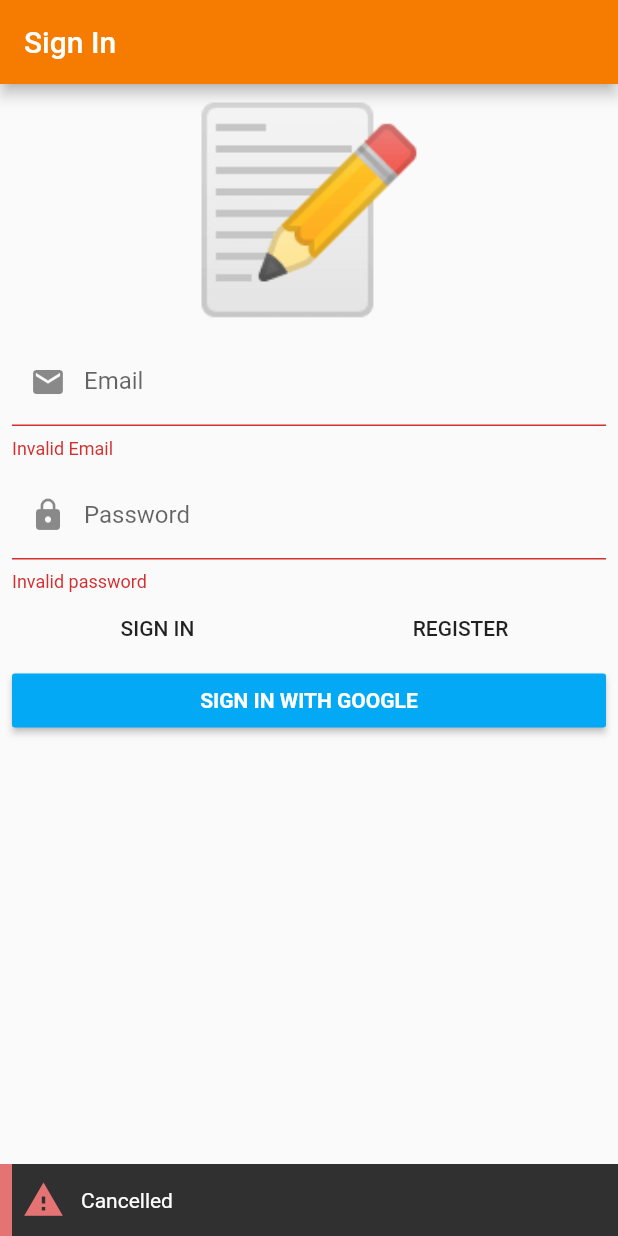
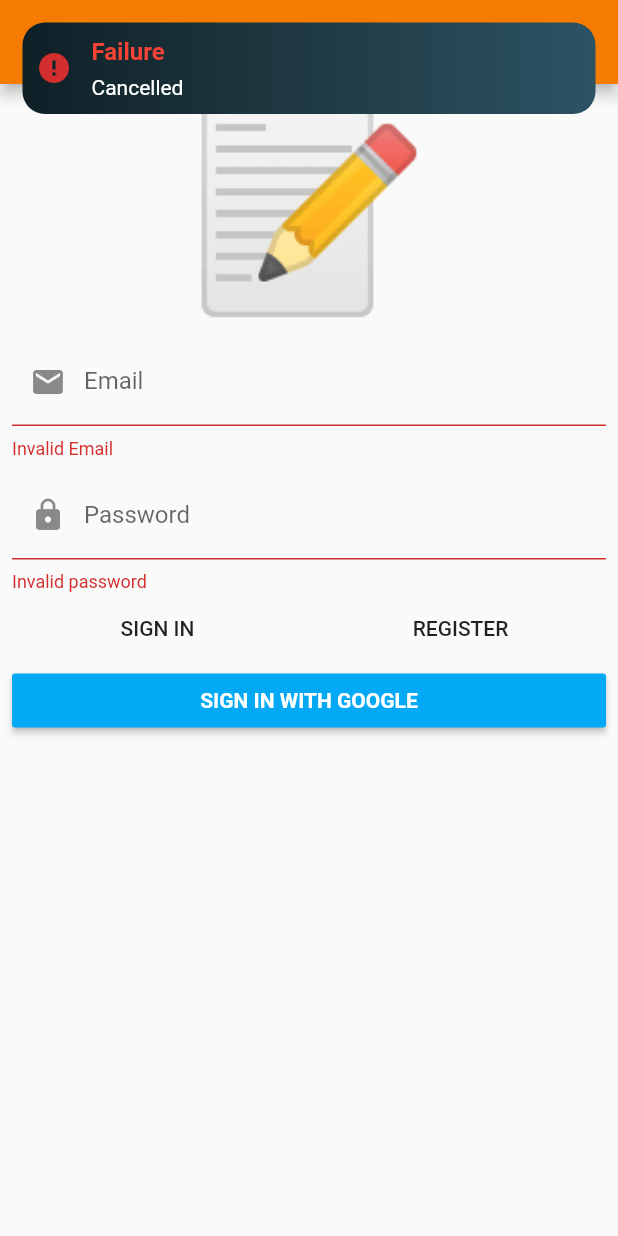
Before and after one commit to Xezolpl/Workout-Manager, a Flutter app: the screen it shows after launch, after a tap on "SIGN IN", after a tap on "SIGN IN WITH GOOGLE", on a phone screen of 412 x 824 dp. Run offline on Flutter 3.47's test engine with Material 2 defaults, Android fonts, the phone set to English and light mode, and no system bars; our stand-ins replace auto_route, bloc, cloud_firestore, dartz, firebase_auth, flushbar and 7 more; accounts and stored records are empty; generated files the repository leaves out were written again.

Commit message:
Flushbars connected to the errors;

```diff
--- a/lib/presentation/pages/exercise_form/exercise_form_page.dart
+++ b/lib/presentation/pages/exercise_form/exercise_form_page.dart
@@ -7,6 +7,7 @@ import 'package:workout_manager/injection.dart';
 import 'package:workout_manager/presentation/bloc/exercise_form/exercise_form_bloc.dart';
 import 'package:workout_manager/presentation/pages/exercise_form/widgets/exercise_form_scaffold.dart';
 import 'package:workout_manager/presentation/routes/router.gr.dart';
+import 'package:workout_manager/presentation/util/flushbars.dart';
 
 class ExerciseFormPage extends StatelessWidget {
   final Exercise editedExercise;
@@ -25,7 +26,7 @@ class ExerciseFormPage extends StatelessWidget {
           listener: (context, state) {
             state.saveFailureOrSuccessOption.fold(() {}, (either) {
               either.fold(
-                  (failure) => FlushbarHelper.createError(
+                  (failure) => Flushbars.createFailure(
                           message: failure.map(
                             unexpected: (_) =>
                                 'Totally unexpected error. Please contact our support. Thank you.',
--- a/lib/presentation/pages/sign_in/sign_in_form.dart
+++ b/lib/presentation/pages/sign_in/sign_in_form.dart
@@ -6,6 +6,7 @@ import 'package:workout_manager/domain/core/regex_validators.dart';
 import 'package:workout_manager/presentation/bloc/auth/auth_bloc.dart';
 import 'package:workout_manager/presentation/bloc/sign_in/sign_in_bloc.dart';
 import 'package:workout_manager/presentation/routes/router.gr.dart';
+import 'package:workout_manager/presentation/util/flushbars.dart';
 
 class SignInForm extends StatelessWidget {
   const SignInForm({Key key}) : super(key: key);
@@ -16,7 +17,7 @@ class SignInForm extends StatelessWidget {
       listener: (context, state) {
         state.authFailureOrSuccessOption.fold(() {}, (either) {
           either.fold((lFailure) {
-            FlushbarHelper.createError(
+            Flushbars.createFailure(
               message: lFailure.map(
                 cancelledByUser: (_) => 'Cancelled',
                 serverError: (_) => 'Server error',
--- a/lib/presentation/pages/workout/workout_page.dart
+++ b/lib/presentation/pages/workout/workout_page.dart
@@ -39,6 +39,11 @@ class WorkoutPage extends StatelessWidget {
           context
               .bloc<WorkoutWatcherBloc>()
               .add(WorkoutWatcherEvent.update(selectedWorkout));
+
+          if (state.showErrorMessages) {
+            Flushbars.createFailure(
+                message: 'An unexpected error occured. Please try again');
+          }
         },
         child: Scaffold(
             appBar: AppBar(
```
Also changed, not shown: lib/presentation/pages/exercises_overview/exercises_overview_page.dart (+6 -5 lines).
